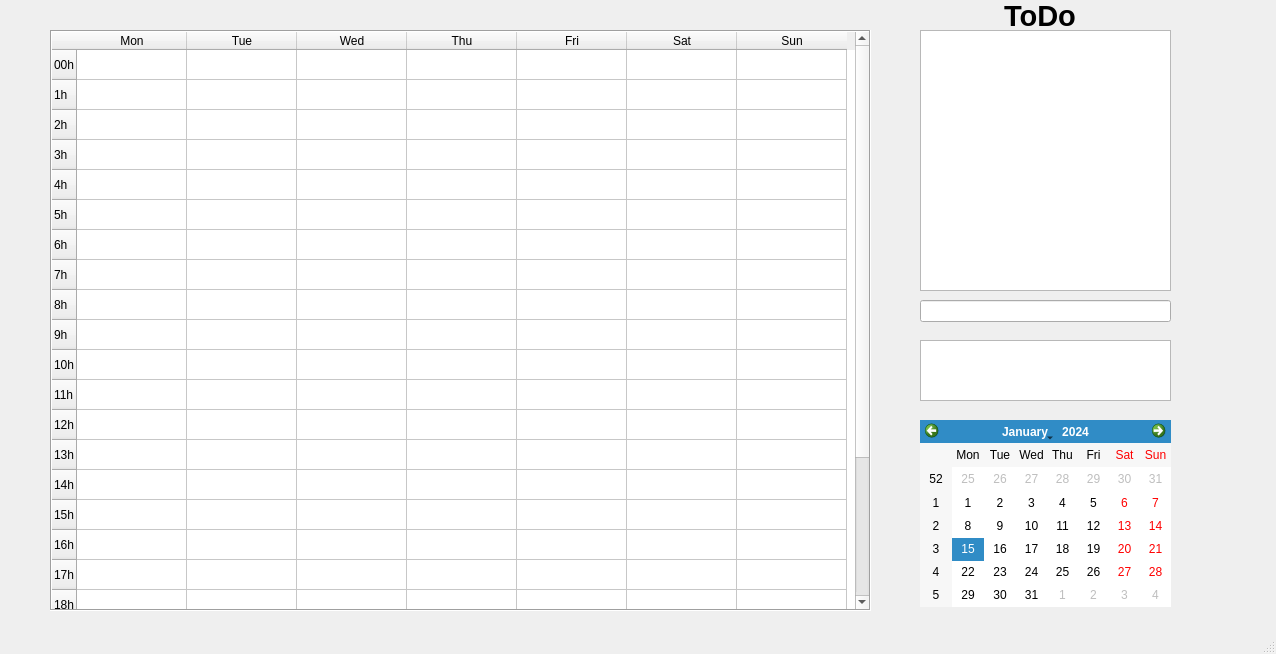
First picture: the form in kOrganizify/src/appwindow.ui, repository jelisavetagavrilovic/kOrganizify, before the edit.
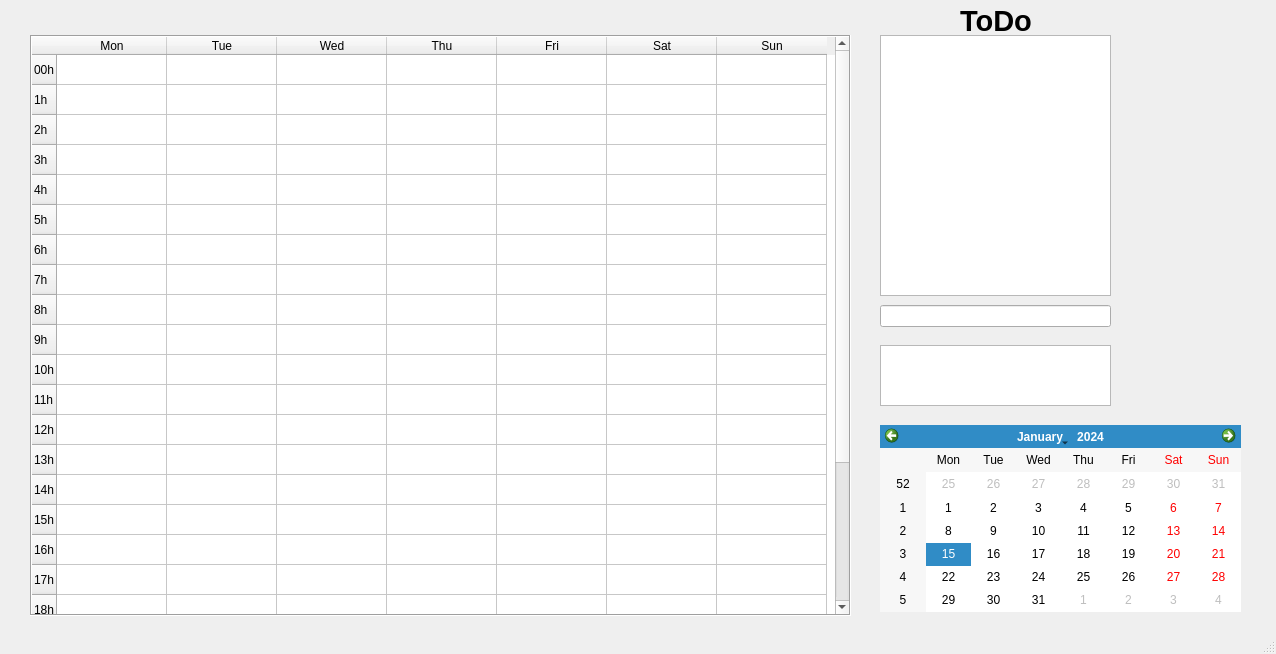
Second picture: the form after the edit. Icons and pictures are not drawn.

The edit to the form file:
```diff
--- a/kOrganizify/src/appwindow.ui
+++ b/kOrganizify/src/appwindow.ui
@@ -34,9 +34,9 @@
    <widget class="QListWidget" name="lwToDoList">
     <property name="geometry">
      <rect>
-      <x>920</x>
-      <y>30</y>
-      <width>251</width>
+      <x>880</x>
+      <y>35</y>
+      <width>231</width>
       <height>261</height>
      </rect>
     </property>
@@ -44,8 +44,8 @@
    <widget class="QLabel" name="lblToDoList">
     <property name="geometry">
      <rect>
-      <x>1004</x>
-      <y>-5</y>
+      <x>960</x>
+      <y>0</y>
       <width>81</width>
       <height>41</height>
      </rect>
@@ -63,9 +63,9 @@
    <widget class="QLineEdit" name="leInput">
     <property name="geometry">
      <rect>
-      <x>920</x>
-      <y>300</y>
-      <width>251</width>
+      <x>880</x>
+      <y>305</y>
+      <width>231</width>
       <height>22</height>
      </rect>
     </property>
@@ -73,8 +73,8 @@
    <widget class="QTableWidget" name="tableWidget">
     <property name="geometry">
      <rect>
-      <x>50</x>
-      <y>30</y>
+      <x>30</x>
+      <y>35</y>
       <width>821</width>
       <height>581</height>
      </rect>
@@ -244,9 +244,9 @@
    <widget class="QListWidget" name="lwFriends">
     <property name="geometry">
      <rect>
-      <x>920</x>
-      <y>340</y>
-      <width>251</width>
+      <x>880</x>
+      <y>345</y>
+      <width>231</width>
       <height>61</height>
      </rect>
     </property>
@@ -255,8 +255,8 @@
    <widget class="QPushButton" name="btnClear">
     <property name="geometry">
      <rect>
-      <x>1130</x>
-      <y>250</y>
+      <x>1074</x>
+      <y>260</y>
       <width>31</width>
       <height>31</height>
      </rect>
@@ -278,10 +278,10 @@
    <widget class="QPushButton" name="btnLogout">
     <property name="geometry">
      <rect>
-      <x>1205</x>
-      <y>90</y>
-      <width>41</width>
-      <height>41</height>
+      <x>1197</x>
+      <y>361</y>
+      <width>45</width>
+      <height>45</height>
      </rect>
     </property>
     <property name="text">
@@ -301,9 +301,9 @@
    <widget class="QCalendarWidget" name="calendarWidget">
     <property name="geometry">
      <rect>
-      <x>920</x>
-      <y>420</y>
-      <width>251</width>
+      <x>880</x>
+      <y>425</y>
+      <width>361</width>
       <height>187</height>
      </rect>
     </property>
@@ -311,10 +311,10 @@
    <widget class="QPushButton" name="btnSettings">
     <property name="geometry">
      <rect>
-      <x>1205</x>
-      <y>30</y>
-      <width>41</width>
-      <height>41</height>
+      <x>1133</x>
+      <y>361</y>
+      <width>45</width>
+      <height>45</height>
      </rect>
     </property>
     <property name="text">
@@ -334,10 +334,10 @@
    <widget class="QPushButton" name="btnSmartPlan">
     <property name="geometry">
      <rect>
-      <x>1205</x>
-      <y>150</y>
-      <width>41</width>
-      <height>41</height>
+      <x>1197</x>
+      <y>35</y>
+      <width>45</width>
+      <height>45</height>
      </rect>
     </property>
     <property name="text">
```
